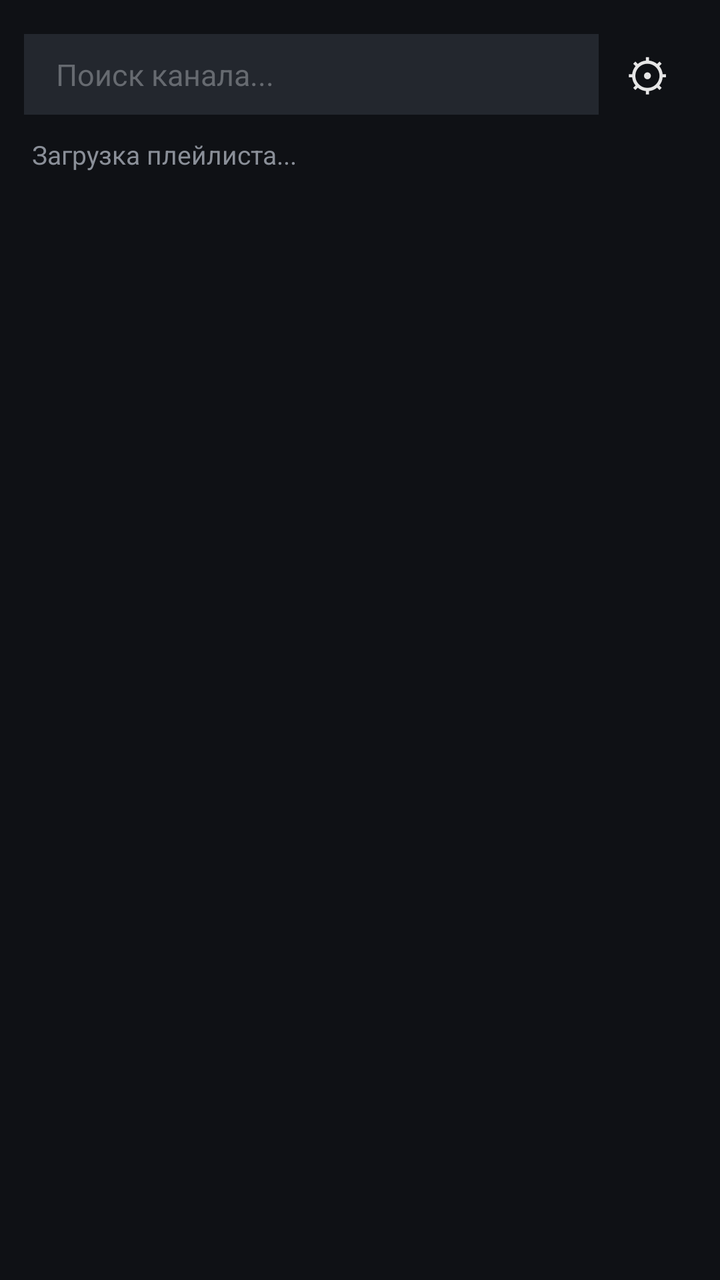
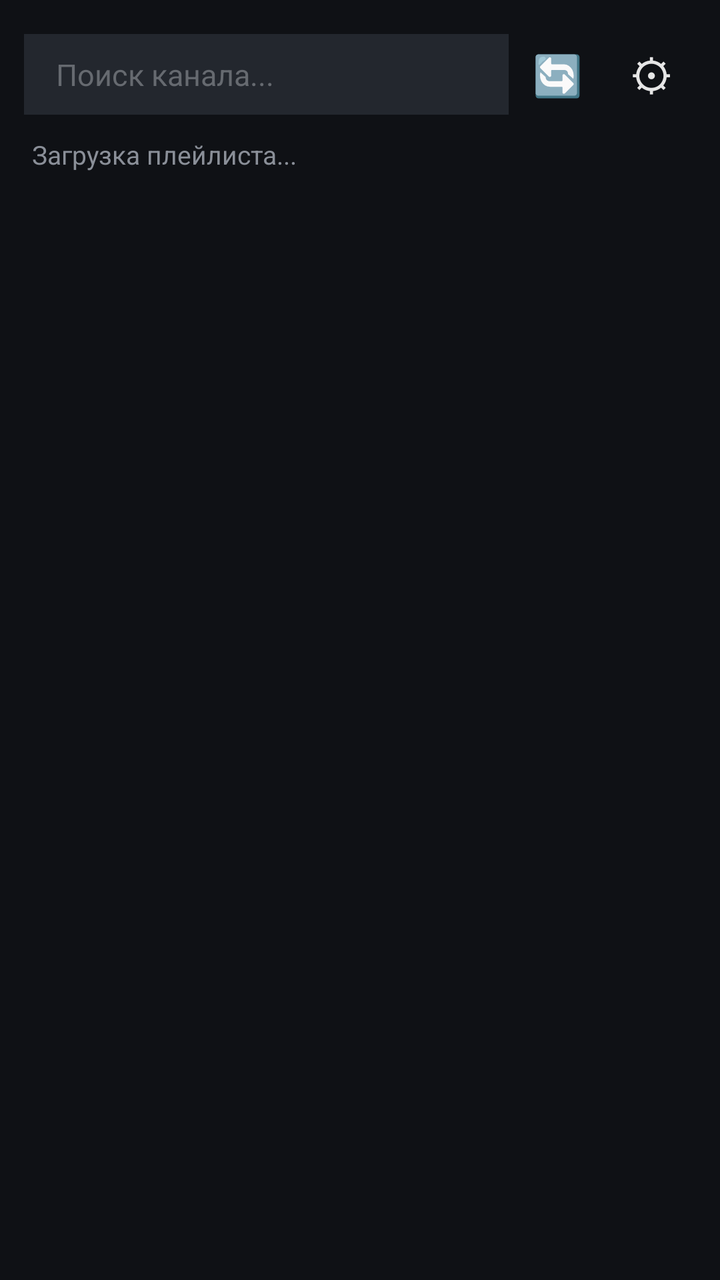

The first picture is an Android layout as it rendered before a commit; the second is the same layout after the commit. The layout source and the unified diff follow.
<!-- AndroidManifest.xml: application theme Theme.AppCompat.NoActionBar -->
<!-- res/layout/activity_main.xml -->
<?xml version="1.0" encoding="utf-8"?>
<LinearLayout xmlns:android="http://schemas.android.com/apk/res/android"
    android:orientation="vertical"
    android:layout_width="match_parent"
    android:layout_height="match_parent"
    android:background="#0f1115">

    <LinearLayout
        android:orientation="horizontal"
        android:layout_width="match_parent"
        android:layout_height="wrap_content"
        android:gravity="center_vertical"
        android:paddingStart="12dp"
        android:paddingEnd="12dp"
        android:paddingTop="12dp"
        android:paddingBottom="6dp">

        <EditText
            android:id="@+id/search"
            android:layout_width="0dp"
            android:layout_height="wrap_content"
            android:layout_weight="1"
            android:hint="Поиск канала..."
            android:textColorHint="#666a70"
            android:textColor="#e6e6e6"
            android:textSize="15sp"
            android:background="#23272e"
            android:paddingStart="16dp"
            android:paddingEnd="16dp"
            android:paddingTop="10dp"
            android:paddingBottom="10dp"
            android:inputType="text"
            android:imeOptions="actionSearch"
            android:maxLines="1" />

        <TextView
            android:id="@+id/btn_settings"
            android:layout_width="wrap_content"
            android:layout_height="wrap_content"
            android:paddingStart="14dp"
            android:paddingEnd="14dp"
            android:paddingTop="10dp"
            android:paddingBottom="10dp"
            android:text="⚙"
            android:textColor="#e6e6e6"
            android:textSize="22sp"
            android:background="?android:attr/selectableItemBackground" />
    </LinearLayout>

    <TextView
        android:id="@+id/status"
        android:layout_width="match_parent"
        android:layout_height="wrap_content"
        android:paddingStart="16dp"
        android:paddingEnd="16dp"
        android:paddingBottom="6dp"
        android:textColor="#8a8f98"
        android:textSize="13sp"
        android:text="Загрузка плейлиста..." />

    <HorizontalScrollView
        android:layout_width="match_parent"
        android:layout_height="wrap_content"
        android:scrollbars="none"
        android:paddingStart="12dp"
        android:paddingEnd="12dp"
        android:paddingBottom="8dp">

        <LinearLayout
            android:id="@+id/chips"
            android:orientation="horizontal"
            android:layout_width="wrap_content"
            android:layout_height="wrap_content" />
    </HorizontalScrollView>

    <androidx.recyclerview.widget.RecyclerView
        android:id="@+id/list"
        android:layout_width="match_parent"
        android:layout_height="match_parent" />
</LinearLayout>
<!-- resources referenced by this layout -->
<resources>

</resources>

<!-- the commit's change to res/layout/activity_main.xml (unified diff, before → after) -->
@@ -34,11 +34,24 @@
             android:maxLines="1" />
 
         <TextView
+            android:id="@+id/btn_refresh"
+            android:layout_width="wrap_content"
+            android:layout_height="wrap_content"
+            android:paddingStart="12dp"
+            android:paddingEnd="12dp"
+            android:paddingTop="10dp"
+            android:paddingBottom="10dp"
+            android:text="🔄"
+            android:textColor="#e6e6e6"
+            android:textSize="20sp"
+            android:background="?android:attr/selectableItemBackground" />
+
+        <TextView
             android:id="@+id/btn_settings"
             android:layout_width="wrap_content"
             android:layout_height="wrap_content"
-            android:paddingStart="14dp"
-            android:paddingEnd="14dp"
+            android:paddingStart="12dp"
+            android:paddingEnd="12dp"
             android:paddingTop="10dp"
             android:paddingBottom="10dp"
             android:text="⚙"
